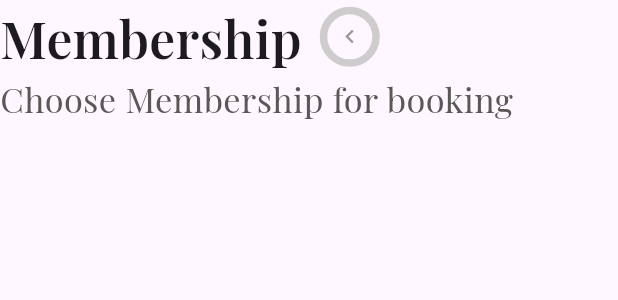
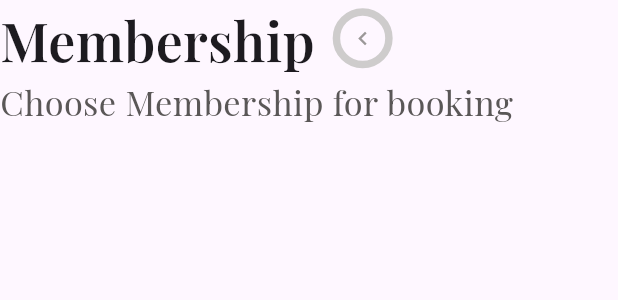
Before and after one commit to rui12212/wellbee, a Flutter app: the _Header widget shown alone on an empty page, opened directly, on a phone screen of 412 x 824 dp. Shown: the top 300 px of the screen. Run offline on Flutter 3.47's test engine with Material 3 defaults, Android fonts, the light colour scheme and no system bars; our stand-ins replace awesome_dialog, curved_navigation_bar, fl_chart, flutter_screenutil, flutter_slidable, google_fonts and 3 more; missing offline and left inert: flutter_calendar_week, mobile_scanner, survey_kit; accounts and stored records are empty; network calls fail.

Commit message:
for android deploy

```diff
--- a/lib/main.dart
+++ b/lib/main.dart
@@ -264,7 +264,7 @@ class _SignInPageState extends State<SignInPage> {
 
   Future<void> onLaunchUrl() async {
     final Uri url =
-        Uri.parse('https://laporte727.github.io/ecole.la.porte/chronomap.html');
+        Uri.parse('https://rui12212.github.io/wellbee/privacy-policy');
     if (await canLaunchUrl(url)) {
       await launchUrl(url);
     } else {
--- a/lib/screens/home.dart
+++ b/lib/screens/home.dart
@@ -264,17 +264,17 @@ class _HomePageState extends State<HomePage> {
                                             color: Colors.white)),
                                     Text('1.Add Member from "Member" Page',
                                         style: TextStyle(
-                                            fontSize: 16.sp,
+                                            fontSize: 16.h,
                                             fontWeight: FontWeight.w400,
                                             color: Colors.white)),
                                     Text('2.Visit Wellbee and buy Membership',
                                         style: TextStyle(
-                                            fontSize: 16.sp,
+                                            fontSize: 16.h,
                                             fontWeight: FontWeight.w400,
                                             color: Colors.white)),
                                     Text('3.Make a Reservation',
                                         style: TextStyle(
-                                            fontSize: 16.sp,
+                                            fontSize: 16.h,
                                             fontWeight: FontWeight.w400,
                                             color: Colors.white))
                                   ],
--- a/lib/screens/point/point.dart
+++ b/lib/screens/point/point.dart
@@ -116,7 +116,7 @@ class _PointPageState extends State<PointPage> {
                               ]),
                           borderRadius: BorderRadius.all(Radius.circular(70))),
                       child: Container(
-                        height: 500.h,
+                        height: 53.h,
                         alignment: Alignment.topCenter,
                         child: Column(
                           children: [
--- a/lib/screens/questionnaire/questionnaire_base.dart
+++ b/lib/screens/questionnaire/questionnaire_base.dart
@@ -54,7 +54,7 @@ class _Question extends StatelessWidget {
               alignment: Alignment.center,
               child: Text(question,
                   style:
-                      TextStyle(fontSize: 28.h, fontWeight: FontWeight.w300)),
+                      TextStyle(fontSize: 26.h, fontWeight: FontWeight.w300)),
             ),
             Row(
               mainAxisAlignment: MainAxisAlignment.center,
--- a/lib/screens/reservation/membership.dart
+++ b/lib/screens/reservation/membership.dart
@@ -29,7 +29,7 @@ class _Header extends StatelessWidget {
   @override
   Widget build(BuildContext context) {
     return Container(
-      height: 80.h,
+      height: 90.h,
       child: Column(
         children: [
           Align(
@@ -38,8 +38,7 @@ class _Header extends StatelessWidget {
               children: [
                 Text(
                   title,
-                  style:
-                      TextStyle(fontSize: 30.sp, fontWeight: FontWeight.bold),
+                  style: TextStyle(fontSize: 30.h, fontWeight: FontWeight.bold),
                 ),
                 TextButton(
                   style: TextButton.styleFrom(
--- a/pubspec.yaml
+++ b/pubspec.yaml
@@ -53,6 +53,7 @@ dependencies:
   google_fonts: ^6.2.1
   flutter_screenutil: ^5.9.3
   flutter_launcher_icons: ^0.14.1
+  camera: ^0.10.6
 
 dev_dependencies:
   flutter_test:
```
Also changed, not shown: pubspec.lock, 8 other files.
